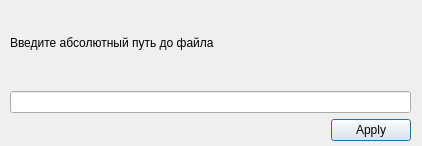
The window that app/LightTaskManager/views/settingsdialog.ui (moevm/gui-1h2018-06) describes before a commit, drawn with Qt 5.
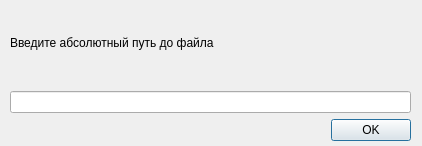
The same window after the commit.

```diff
--- a/app/LightTaskManager/views/settingsdialog.ui
+++ b/app/LightTaskManager/views/settingsdialog.ui
@@ -13,7 +13,7 @@
   <property name="windowTitle">
    <string>Настройка</string>
   </property>
-  <widget class="QWidget" name="">
+  <widget class="QWidget" name="layoutWidget">
    <property name="geometry">
     <rect>
      <x>10</x>
@@ -35,11 +35,8 @@
     </item>
     <item row="2" column="0">
      <widget class="QDialogButtonBox" name="buttonBox">
-      <property name="orientation">
-       <enum>Qt::Horizontal</enum>
-      </property>
       <property name="standardButtons">
-       <set>QDialogButtonBox::Apply</set>
+       <set>QDialogButtonBox::Ok</set>
       </property>
      </widget>
     </item>
```
Left out of the diff: 41 changed lines with no effect on the pictures.
